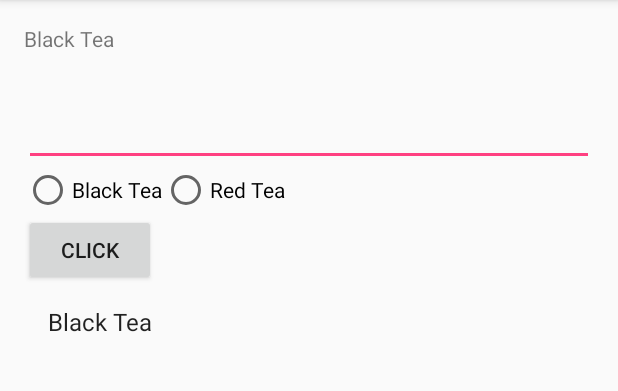
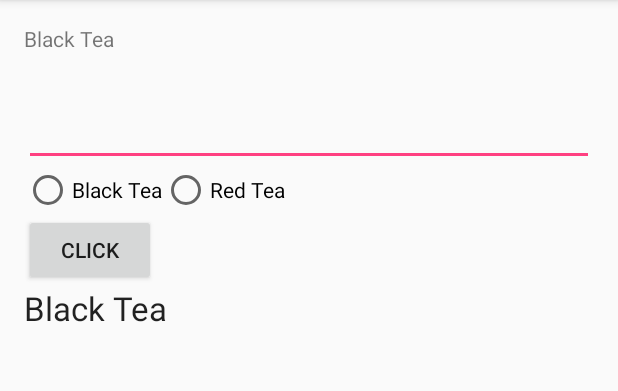
Before and after one commit to nlogo/android_class_267, an Android app: the screen it shows after launch (MainActivity), after a tap on "CLICK", on a phone screen of 412 x 824 dp, the part 84-475 px from its top. Run offline under Robolectric (Android 15) with nearby library versions, the phone set to English and light mode, and no system bars.

Commit message:
OrderAdapter

```diff
--- a/SimpleUI/app/src/main/java/domain/company/simpleui/simpleui/MainActivity.java
+++ b/SimpleUI/app/src/main/java/domain/company/simpleui/simpleui/MainActivity.java
@@ -11,9 +11,14 @@ import android.widget.EditText;
 import android.widget.ListView;
 import android.widget.RadioButton;
 import android.widget.RadioGroup;
+import android.widget.SimpleAdapter;
 import android.widget.TextView;
 
 import java.util.ArrayList;
+import java.util.HashMap;
+import java.util.List;
+import java.util.Map;
+import java.util.StringTokenizer;
 
 public class MainActivity extends AppCompatActivity {
 
@@ -27,8 +32,7 @@ public class MainActivity extends AppCompatActivity {
 
     String drinkName = "Black Tea";
     ListView listView ;
-    ArrayList<String> drinks = new ArrayList<String>();
-
+    ArrayList<Order> orders = new ArrayList<>();
 
     @Override
     protected void onCreate(Bundle savedInstanceState) {
@@ -82,8 +86,28 @@ public class MainActivity extends AppCompatActivity {
 
     public void setupListView()
     {
-        String[] data = new String[]{"123", "456", "789", "Hello", "ListView", "Hi"};
-        ArrayAdapter<String> adapter = new ArrayAdapter<String>(this, android.R.layout.simple_list_item_1, drinks);
+//        String[] data = new String[]{"123", "456", "789", "Hello", "ListView", "Hi"};
+//        ArrayAdapter<String> adapter = new ArrayAdapter<String>(this, android.R.layout.simple_list_item_1, drinks);
+
+//        List<Map<String, String>> data = new ArrayList<>();
+//
+//        for(int i = 0; i < orders.size(); i++)
+//        {
+//            Order order = orders.get(i);
+//            Map<String, String> item = new HashMap<>();
+//
+//            item.put("note", order.note);
+//            item.put("drinkName", order.drinkName);
+//
+//            data.add(item);
+//        }
+//
+//        String[] from = {"note", "drinkName"};
+//        int[] to = {R.id.noteTextView, R.id.drinkNameTextView};
+//
+//        SimpleAdapter adapter = new SimpleAdapter(this, data, R.layout.listview_order_item, from, to);
+
+        OrderAdapter adapter = new OrderAdapter(this, orders);
         listView.setAdapter(adapter);
     }
 
@@ -93,7 +117,13 @@ public class MainActivity extends AppCompatActivity {
 
         //sex = selectedSex ;
         //changeTextView();
-        drinks.add(drinkName);
+
+        Order order = new Order();
+        order.note = note;
+        order.drinkName = drinkName;
+        orders.add(order);
+
+        //drinks.add(drinkName);
 
         textView.setText(drinkName);
         editText.setText("");
--- /dev/null
+++ b/SimpleUI/app/src/main/java/domain/company/simpleui/simpleui/Order.java
@@ -0,0 +1,10 @@
+package domain.company.simpleui.simpleui;
+
+/**
+ * Created by user on 2016/6/6.
+ */
+public class Order {
+    String note;
+    String drinkName;
+
+}
--- /dev/null
+++ b/SimpleUI/app/src/main/java/domain/company/simpleui/simpleui/OrderAdapter.java
@@ -0,0 +1,60 @@
+package domain.company.simpleui.simpleui;
+
+import android.content.Context;
+import android.view.LayoutInflater;
+import android.view.View;
+import android.view.ViewGroup;
+import android.widget.BaseAdapter;
+import android.widget.TextView;
+
+import org.w3c.dom.Text;
+
+import java.util.ArrayList;
+
+/**
+ * Created by user on 2016/6/6.
+ */
+public class OrderAdapter extends BaseAdapter{
+
+    ArrayList<Order> orders;
+    LayoutInflater inflater;
+
+    public OrderAdapter(Context context, ArrayList<Order> orders)
+    {
+        this.orders = orders;
+        this.inflater = LayoutInflater.from(context);
+    }
+
+    @Override
+    public int getCount() {
+        return orders.size();
+    }
+
+    @Override
+    public Object getItem(int position) {
+        return orders.get(position);
+    }
+
+    @Override
+    public long getItemId(int position) {
+        return position;
+    }
+
+    @Override
+    public View getView(int position, View convertView, ViewGroup parent) {
+
+        if(convertView == null)
+        {
+            convertView = inflater.inflate(R.layout.listview_order_item, null);
+       }
+
+        TextView drinkNmaeTextView = (TextView) convertView.findViewById(R.id.drinkNameTextView);
+        TextView noteTextView = (TextView) convertView.findViewById(R.id.noteTextView);
+
+        Order order = orders.get(position);
+        drinkNmaeTextView.setText(order.drinkName);
+        noteTextView.setText(order.note);
+
+        return convertView;
+    }
+}
--- /dev/null
+++ b/SimpleUI/app/src/main/res/layout/listview_order_item.xml
@@ -0,0 +1,23 @@
+<?xml version="1.0" encoding="utf-8"?>
+<RelativeLayout xmlns:android="http://schemas.android.com/apk/res/android"
+    android:layout_width="match_parent" android:layout_height="match_parent">
+
+    <TextView
+        android:layout_width="wrap_content"
+        android:layout_height="wrap_content"
+        android:textAppearance="?android:attr/textAppearanceLarge"
+        android:text="Black Tea"
+        android:id="@+id/drinkNameTextView"
+        android:layout_alignParentTop="true"
+        android:layout_alignParentLeft="true"
+        android:layout_alignParentStart="true" />
+
+    <TextView
+        android:layout_width="wrap_content"
+        android:layout_height="wrap_content"
+        android:text="note"
+        android:id="@+id/noteTextView"
+        android:layout_below="@+id/drinkNameTextView"
+        android:layout_alignParentLeft="true"
+        android:layout_alignParentStart="true" />
+</RelativeLayout>
```
